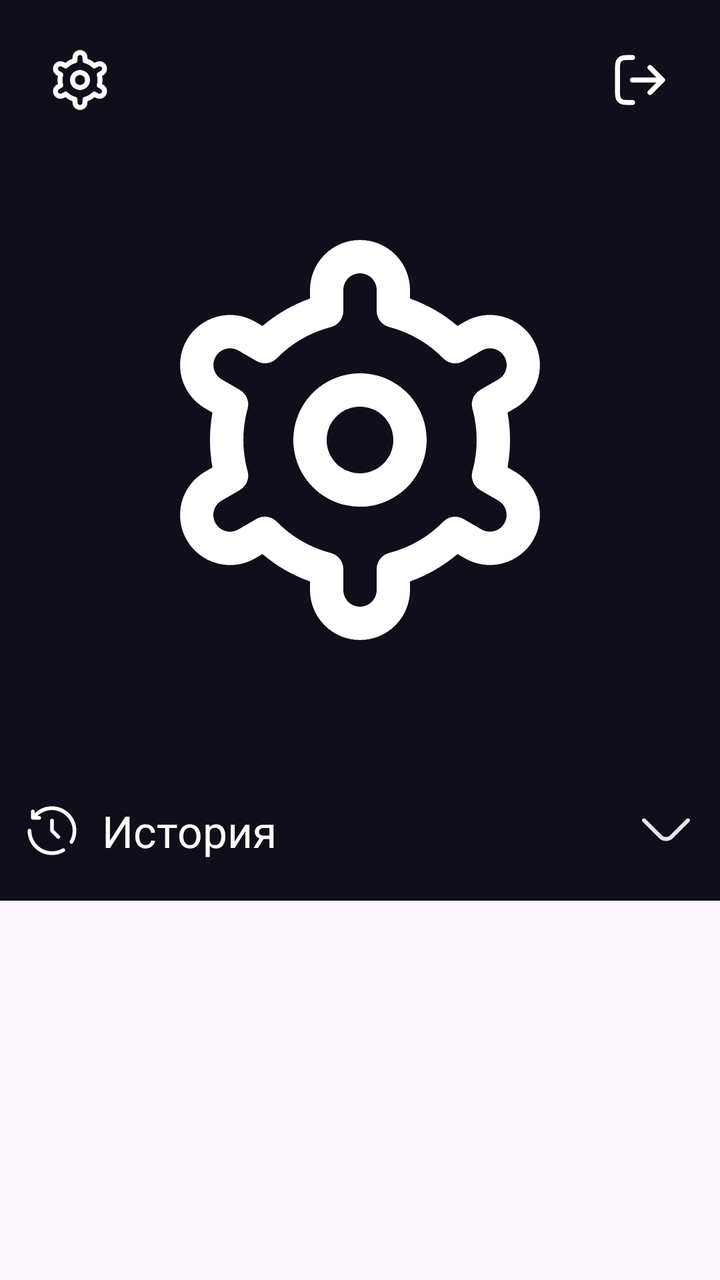
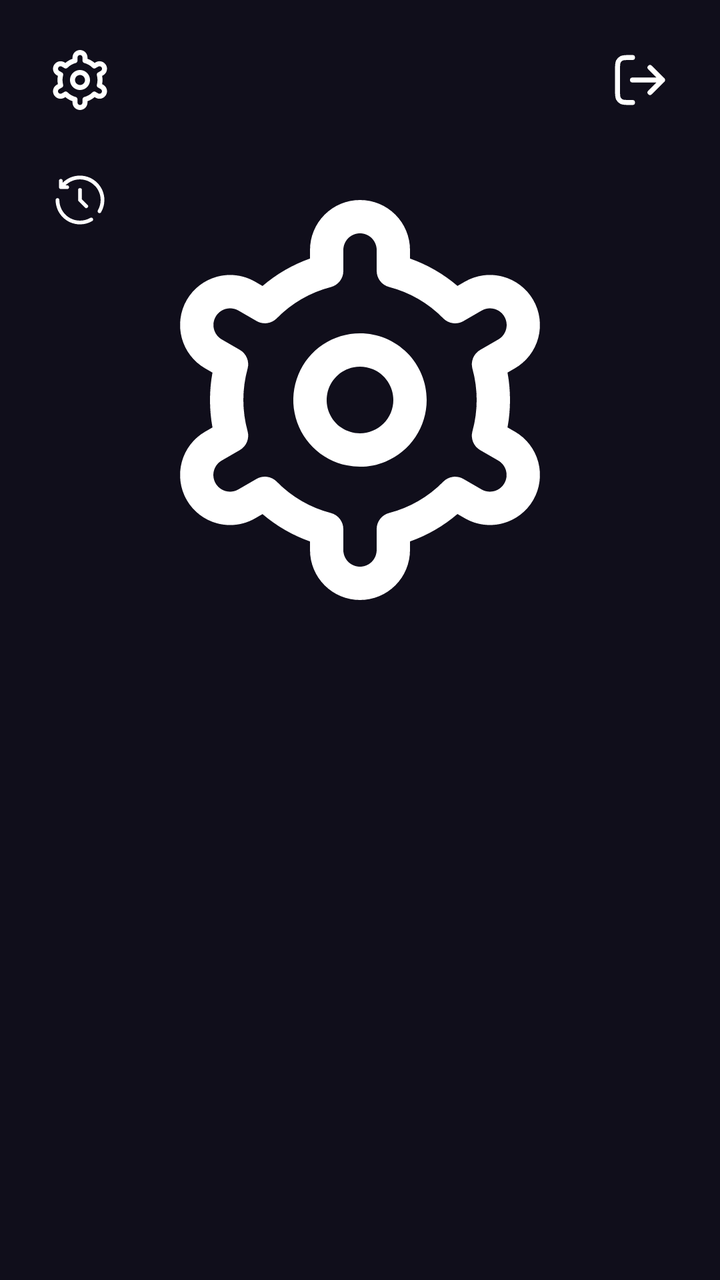

Screens rendered from an Android XML layout before and after an edit, with the pre-edit source and the edit as a unified diff.
<!-- AndroidManifest.xml: application theme Theme.WorldRadio -->
<!-- res/layout/fragment_settings.xml -->
<?xml version="1.0" encoding="utf-8"?>
<FrameLayout xmlns:android="http://schemas.android.com/apk/res/android"
    xmlns:app="http://schemas.android.com/apk/res-auto"
    xmlns:tools="http://schemas.android.com/tools"
    android:layout_width="match_parent"
    android:layout_height="match_parent"
    tools:context=".ui.fragments.main.SettingsFragment">


    <ScrollView
        android:layout_width="match_parent"
        android:layout_height="match_parent">

        <androidx.constraintlayout.widget.ConstraintLayout
            android:layout_width="match_parent"
            android:layout_height="match_parent"
            android:background="@color/background">


            <TextView
                android:id="@+id/nameAccountView"
                android:layout_width="wrap_content"
                android:layout_height="wrap_content"
                android:layout_marginTop="20dp"
                android:gravity="center_vertical"
                android:textSize="30sp"
                app:layout_constraintEnd_toEndOf="@+id/imageView9"
                app:layout_constraintStart_toStartOf="@+id/imageView9"
                app:layout_constraintTop_toBottomOf="@+id/imageView9" />

            <androidx.constraintlayout.widget.ConstraintLayout
                android:id="@+id/history_button"
                android:layout_width="match_parent"
                android:layout_height="50dp"
                android:layout_marginStart="1dp"
                android:layout_marginTop="10dp"
                android:layout_marginEnd="5dp"
                app:layout_constraintEnd_toEndOf="parent"
                app:layout_constraintStart_toStartOf="parent"
                app:layout_constraintTop_toBottomOf="@+id/nameAccountView">

                <ImageView
                    android:id="@+id/imageView5"
                    android:layout_width="wrap_content"
                    android:layout_height="wrap_content"
                    android:layout_marginStart="10dp"
                    android:src="@drawable/history"
                    app:layout_constraintBottom_toBottomOf="parent"
                    app:layout_constraintStart_toStartOf="parent"
                    app:layout_constraintTop_toTopOf="parent">

                </ImageView>

                <TextView
                    android:id="@+id/jgasdlgknagjaibslkGNVKSKHFVKDbkJJDNSglkjz"
                    android:layout_width="0dp"
                    android:layout_height="wrap_content"
                    android:layout_marginStart="10dp"
                    android:layout_marginEnd="10dp"
                    android:layout_weight="1"
                    android:text="История"
                    android:textColor="@color/white"
                    android:textFontWeight="@integer/material_motion_duration_long_2"
                    android:textSize="22sp"
                    app:layout_constraintBottom_toBottomOf="parent"
                    app:layout_constraintEnd_toStartOf="@+id/group_arrow"
                    app:layout_constraintStart_toEndOf="@+id/imageView5"
                    app:layout_constraintTop_toTopOf="parent" />

                <ImageView
                    android:id="@+id/group_arrow"
                    android:layout_width="24dp"
                    android:layout_height="24dp"
                    android:layout_marginEnd="10dp"
                    android:src="@drawable/collapsed"
                    app:layout_constraintBottom_toBottomOf="parent"
                    app:layout_constraintEnd_toEndOf="parent"
                    app:layout_constraintTop_toTopOf="parent" />

            </androidx.constraintlayout.widget.ConstraintLayout>

            <androidx.recyclerview.widget.RecyclerView
                android:id="@+id/recyclerView_Settings"
                android:layout_width="0dp"
                android:layout_height="wrap_content"
                android:layout_marginTop="10dp"
                app:layout_constraintEnd_toEndOf="parent"
                app:layout_constraintHorizontal_bias="1.0"
                app:layout_constraintStart_toStartOf="parent"
                app:layout_constraintTop_toBottomOf="@+id/history_button" />

            <TextView
                android:id="@+id/text_loading_Settings"
                android:layout_width="wrap_content"
                android:layout_height="wrap_content"
                android:layout_marginStart="5dp"
                android:visibility="invisible"
                app:layout_constraintBottom_toBottomOf="@+id/progressBar_Settings"
                app:layout_constraintStart_toEndOf="@+id/progressBar_Settings"
                app:layout_constraintTop_toTopOf="@+id/progressBar_Settings" />

            <ProgressBar
                android:id="@+id/progressBar_Settings"
                style="?android:attr/progressBarStyleHorizontal"
                android:layout_width="0dp"
                android:layout_height="wrap_content"
                android:max="100"
                android:min="0"
                android:visibility="invisible"
                tools:layout_editor_absoluteX="351dp"
                tools:layout_editor_absoluteY="239dp" />

            <ImageView
                android:id="@+id/edit_user_settings"
                android:layout_width="wrap_content"
                android:layout_height="wrap_content"
                android:layout_marginStart="15dp"
                android:layout_marginTop="15dp"
                android:padding="10dp"
                android:src="@drawable/fi_rr_settings"
                app:layout_constraintStart_toStartOf="parent"
                app:layout_constraintTop_toTopOf="parent" />

            <ImageView
                android:id="@+id/log_out_settings"
                android:layout_width="wrap_content"
                android:layout_height="wrap_content"
                android:layout_marginTop="15dp"
                android:layout_marginEnd="15dp"
                android:padding="10dp"
                android:src="@drawable/log_out"
                app:layout_constraintEnd_toEndOf="parent"
                app:layout_constraintTop_toTopOf="parent" />

            <ImageView
                android:id="@+id/imageView9"
                android:layout_width="200dp"
                android:layout_height="200dp"
                android:layout_marginTop="120dp"
                android:src="@drawable/fi_rr_settings"
                app:layout_constraintEnd_toEndOf="parent"
                app:layout_constraintStart_toStartOf="parent"
                app:layout_constraintTop_toTopOf="parent" />

        </androidx.constraintlayout.widget.ConstraintLayout>
    </ScrollView>


</FrameLayout>
<!-- resources referenced by this layout -->
<resources>
  <color name="background">#100E1B</color>
  <color name="white">#FFFFFF</color>
  <!-- drawable collapsed (drawable) -->
  <vector xmlns:android="http://schemas.android.com/apk/res/android"
      android:width="24dp"
      android:height="24dp"
      android:viewportWidth="24"
      android:viewportHeight="24">
    <group>
      <clip-path
          android:pathData="M0,0h24v24h-24z"/>
      <path
          android:pathData="M12,17.17C11.343,17.171 10.692,17.043 10.085,16.792C9.477,16.542 8.925,16.174 8.46,15.71L0.29,7.54C0.102,7.352 -0.004,7.096 -0.004,6.83C-0.004,6.564 0.102,6.308 0.29,6.12C0.478,5.932 0.734,5.826 1,5.826C1.266,5.826 1.522,5.932 1.71,6.12L9.88,14.29C10.443,14.852 11.205,15.167 12,15.167C12.795,15.167 13.558,14.852 14.12,14.29L22.29,6.12C22.479,5.932 22.734,5.826 23,5.826C23.267,5.826 23.522,5.932 23.71,6.12C23.899,6.308 24.004,6.564 24.004,6.83C24.004,7.096 23.899,7.352 23.71,7.54L15.54,15.71C15.075,16.174 14.523,16.542 13.915,16.792C13.308,17.043 12.657,17.171 12,17.17Z"
          android:fillColor="#E5E5E5"/>
    </group>
  </vector>
  <!-- drawable fi_rr_settings: vector/xml drawable (drawable, 5266 chars, omitted) -->
  <!-- drawable history (drawable) -->
  <vector xmlns:android="http://schemas.android.com/apk/res/android" android:height="30dp" android:viewportHeight="24" android:viewportWidth="24" android:width="30dp">
        
      <path android:fillColor="#00000000" android:pathData="M12,8V12L14.5,14.5" android:strokeColor="#ffffff" android:strokeLineCap="round" android:strokeLineJoin="round" android:strokeWidth="1.5"/>
        
      <path android:fillColor="#ffffff" android:pathData="M5.604,5.604L5.074,5.074V5.074L5.604,5.604ZM4.338,6.871L3.588,6.874C3.59,7.286 3.923,7.619 4.334,7.621L4.338,6.871ZM6.88,7.633C7.294,7.635 7.631,7.301 7.633,6.887C7.635,6.473 7.301,6.135 6.887,6.133L6.88,7.633ZM5.075,4.321C5.073,3.907 4.735,3.573 4.321,3.575C3.907,3.577 3.573,3.915 3.575,4.329L5.075,4.321ZM3.75,12C3.75,11.586 3.414,11.25 3,11.25C2.586,11.25 2.25,11.586 2.25,12H3.75ZM16.875,20.445C17.234,20.238 17.357,19.779 17.149,19.42C16.942,19.062 16.483,18.939 16.125,19.147L16.875,20.445ZM19.147,16.125C18.939,16.483 19.062,16.942 19.42,17.149C19.779,17.357 20.238,17.234 20.445,16.875L19.147,16.125ZM5.14,5.071C4.846,5.363 4.844,5.838 5.135,6.132C5.426,6.426 5.901,6.429 6.196,6.137L5.14,5.071ZM18.862,5.138C15.042,1.318 8.869,1.279 5.074,5.074L6.135,6.135C9.334,2.935 14.557,2.954 17.802,6.199L18.862,5.138ZM5.074,5.074L3.808,6.34L4.868,7.401L6.135,6.135L5.074,5.074ZM4.334,7.621L6.88,7.633L6.887,6.133L4.342,6.121L4.334,7.621ZM5.088,6.867L5.075,4.321L3.575,4.329L3.588,6.874L5.088,6.867ZM12,3.75C16.556,3.75 20.25,7.444 20.25,12H21.75C21.75,6.615 17.385,2.25 12,2.25V3.75ZM12,20.25C7.444,20.25 3.75,16.556 3.75,12H2.25C2.25,17.385 6.615,21.75 12,21.75V20.25ZM16.125,19.147C14.912,19.848 13.504,20.25 12,20.25V21.75C13.775,21.75 15.441,21.275 16.875,20.445L16.125,19.147ZM20.25,12C20.25,13.504 19.848,14.912 19.147,16.125L20.445,16.875C21.275,15.441 21.75,13.775 21.75,12H20.25ZM6.196,6.137C7.687,4.661 9.736,3.75 12,3.75V2.25C9.325,2.25 6.901,3.328 5.14,5.071L6.196,6.137Z"/>
      
  </vector>
  <!-- drawable log_out (drawable) -->
  <vector xmlns:android="http://schemas.android.com/apk/res/android" android:height="30dp" android:viewportHeight="24" android:viewportWidth="24" android:width="30dp">
        
      <path android:fillColor="#00000000" android:pathData="M16,17L21,12M21,12L16,7M21,12H9M9,3H7.8C6.12,3 5.28,3 4.638,3.327C4.074,3.615 3.615,4.074 3.327,4.638C3,5.28 3,6.12 3,7.8V16.2C3,17.88 3,18.72 3.327,19.362C3.615,19.927 4.074,20.385 4.638,20.673C5.28,21 6.12,21 7.8,21H9" android:strokeColor="#ffffff" android:strokeLineCap="round" android:strokeLineJoin="round" android:strokeWidth="2"/>
      
  </vector>
  <style name="Theme.WorldRadio" parent="Base.Theme.WorldRadio" />
  <style name="Base.Theme.WorldRadio" parent="Theme.Material3.DayNight.NoActionBar">
          
          
      </style>
</resources>

<!-- the commit's change to res/layout/fragment_settings.xml (unified diff, before → after) -->
@@ -1,21 +1,25 @@
 <?xml version="1.0" encoding="utf-8"?>
-<FrameLayout xmlns:android="http://schemas.android.com/apk/res/android"
+<androidx.constraintlayout.widget.ConstraintLayout xmlns:android="http://schemas.android.com/apk/res/android"
     xmlns:app="http://schemas.android.com/apk/res-auto"
     xmlns:tools="http://schemas.android.com/tools"
     android:layout_width="match_parent"
     android:layout_height="match_parent"
+    android:background="@color/background"
     tools:context=".ui.fragments.main.SettingsFragment">
 
-
+    
     <ScrollView
-        android:layout_width="match_parent"
-        android:layout_height="match_parent">
+        android:id="@+id/scroll_header"
+        android:layout_width="0dp"
+        android:layout_height="wrap_content"
+        android:fillViewport="true"
+        app:layout_constraintTop_toTopOf="parent"
+        app:layout_constraintStart_toStartOf="parent"
+        app:layout_constraintEnd_toEndOf="parent">
 
         <androidx.constraintlayout.widget.ConstraintLayout
             android:layout_width="match_parent"
-            android:layout_height="match_parent"
-            android:background="@color/background">
-
+            android:layout_height="wrap_content">
 
             <TextView
                 android:id="@+id/nameAccountView"
@@ -28,87 +32,35 @@
                 app:layout_constraintStart_toStartOf="@+id/imageView9"
                 app:layout_constraintTop_toBottomOf="@+id/imageView9" />
 
-            <androidx.constraintlayout.widget.ConstraintLayout
-                android:id="@+id/history_button"
-                android:layout_width="match_parent"
-                android:layout_height="50dp"
-                android:layout_marginStart="1dp"
-                android:layout_marginTop="10dp"
-                android:layout_marginEnd="5dp"
-                app:layout_constraintEnd_toEndOf="parent"
-                app:layout_constraintStart_toStartOf="parent"
-                app:layout_constraintTop_toBottomOf="@+id/nameAccountView">
-
-                <ImageView
-                    android:id="@+id/imageView5"
-                    android:layout_width="wrap_content"
-                    android:layout_height="wrap_content"
-                    android:layout_marginStart="10dp"
-                    android:src="@drawable/history"
-                    app:layout_constraintBottom_toBottomOf="parent"
-                    app:layout_constraintStart_toStartOf="parent"
-                    app:layout_constraintTop_toTopOf="parent">
-
-                </ImageView>
-
-                <TextView
-                    android:id="@+id/jgasdlgknagjaibslkGNVKSKHFVKDbkJJDNSglkjz"
-                    android:layout_width="0dp"
-                    android:layout_height="wrap_content"
-                    android:layout_marginStart="10dp"
-                    android:layout_marginEnd="10dp"
-                    android:layout_weight="1"
-                    android:text="История"
-                    android:textColor="@color/white"
-                    android:textFontWeight="@integer/material_motion_duration_long_2"
-                    android:textSize="22sp"
-                    app:layout_constraintBottom_toBottomOf="parent"
-                    app:layout_constraintEnd_toStartOf="@+id/group_arrow"
-                    app:layout_constraintStart_toEndOf="@+id/imageView5"
-                    app:layout_constraintTop_toTopOf="parent" />
-
-                <ImageView
-                    android:id="@+id/group_arrow"
-                    android:layout_width="24dp"
-                    android:layout_height="24dp"
-                    android:layout_marginEnd="10dp"
-                    android:src="@drawable/collapsed"
-                    app:layout_constraintBottom_toBottomOf="parent"
-                    app:layout_constraintEnd_toEndOf="parent"
-                    app:layout_constraintTop_toTopOf="parent" />
-
-            </androidx.constraintlayout.widget.ConstraintLayout>
-
-            <androidx.recyclerview.widget.RecyclerView
-                android:id="@+id/recyclerView_Settings"
-                android:layout_width="0dp"
-                android:layout_height="wrap_content"
-                android:layout_marginTop="10dp"
-                app:layout_constraintEnd_toEndOf="parent"
-                app:layout_constraintHorizontal_bias="1.0"
-                app:layout_constraintStart_toStartOf="parent"
-                app:layout_constraintTop_toBottomOf="@+id/history_button" />
-
-            <TextView
-                android:id="@+id/text_loading_Settings"
-                android:layout_width="wrap_content"
-                android:layout_height="wrap_content"
-                android:layout_marginStart="5dp"
-                android:visibility="invisible"
-                app:layout_constraintBottom_toBottomOf="@+id/progressBar_Settings"
-                app:layout_constraintStart_toEndOf="@+id/progressBar_Settings"
-                app:layout_constraintTop_toTopOf="@+id/progressBar_Settings" />
 
             <ProgressBar
                 android:id="@+id/progressBar_Settings"
                 style="?android:attr/progressBarStyleHorizontal"
                 android:layout_width="0dp"
                 android:layout_height="wrap_content"
+                android:layout_marginStart="15dp"
+                android:layout_marginEnd="5dp"
                 android:max="100"
                 android:min="0"
                 android:visibility="invisible"
-                tools:layout_editor_absoluteX="351dp"
-                tools:layout_editor_absoluteY="239dp" />
+                app:layout_constraintStart_toEndOf="@+id/edit_user_settings"
+                app:layout_constraintEnd_toStartOf="@+id/text_loading_Settings"
+                app:layout_constraintTop_toTopOf="@+id/edit_user_settings"
+                app:layout_constraintBottom_toBottomOf="@+id/edit_user_settings"/>
+
+            <TextView
+                android:id="@+id/text_loading_Settings"
+                android:layout_width="wrap_content"
+                android:layout_height="wrap_content"
+                android:layout_marginEnd="5dp"
+                android:layout_marginStart="5dp"
+                android:visibility="invisible"
+                android:textSize="14sp"
+                app:layout_constraintStart_toEndOf="@+id/progressBar_Settings"
+                app:layout_constraintEnd_toStartOf="@id/log_out_settings"
+                app:layout_constraintTop_toTopOf="@+id/progressBar_Settings"
+                app:layout_constraintBottom_toBottomOf="@+id/progressBar_Settings"/>
+
 
             <ImageView
                 android:id="@+id/edit_user_settings"
@@ -136,14 +88,33 @@
                 android:id="@+id/imageView9"
                 android:layout_width="200dp"
                 android:layout_height="200dp"
-                android:layout_marginTop="120dp"
+                android:layout_marginTop="100dp"
                 android:src="@drawable/fi_rr_settings"
                 app:layout_constraintEnd_toEndOf="parent"
                 app:layout_constraintStart_toStartOf="parent"
                 app:layout_constraintTop_toTopOf="parent" />
 
+            <ImageView
+                android:id="@+id/history_button"
+                android:layout_width="wrap_content"
+                android:layout_height="wrap_content"
+                android:layout_marginTop="10dp"
+                android:padding="10dp"
+                android:src="@drawable/history"
+                app:layout_constraintEnd_toEndOf="@+id/edit_user_settings"
+                app:layout_constraintStart_toStartOf="@+id/edit_user_settings"
+                app:layout_constraintTop_toBottomOf="@+id/edit_user_settings" />
+
         </androidx.constraintlayout.widget.ConstraintLayout>
     </ScrollView>
 
-
-</FrameLayout>
+    
+    <androidx.recyclerview.widget.RecyclerView
+        android:id="@+id/recyclerView_Settings"
+        android:layout_width="0dp"
+        android:layout_height="0dp"
+        app:layout_constraintTop_toBottomOf="@id/scroll_header"
+        app:layout_constraintStart_toStartOf="parent"
+        app:layout_constraintEnd_toEndOf="parent"
+        app:layout_constraintBottom_toBottomOf="parent"/>
+</androidx.constraintlayout.widget.ConstraintLayout>
<!-- resource entries referenced after the edit -->
@@ -1,21 +1,6 @@
 <!-- resources referenced by this layout -->
 <resources>
   <color name="background">#100E1B</color>
-  <color name="white">#FFFFFF</color>
-  <!-- drawable collapsed (drawable) -->
-  <vector xmlns:android="http://schemas.android.com/apk/res/android"
-      android:width="24dp"
-      android:height="24dp"
-      android:viewportWidth="24"
-      android:viewportHeight="24">
-    <group>
-      <clip-path
-          android:pathData="M0,0h24v24h-24z"/>
-      <path
-          android:pathData="M12,17.17C11.343,17.171 10.692,17.043 10.085,16.792C9.477,16.542 8.925,16.174 8.46,15.71L0.29,7.54C0.102,7.352 -0.004,7.096 -0.004,6.83C-0.004,6.564 0.102,6.308 0.29,6.12C0.478,5.932 0.734,5.826 1,5.826C1.266,5.826 1.522,5.932 1.71,6.12L9.88,14.29C10.443,14.852 11.205,15.167 12,15.167C12.795,15.167 13.558,14.852 14.12,14.29L22.29,6.12C22.479,5.932 22.734,5.826 23,5.826C23.267,5.826 23.522,5.932 23.71,6.12C23.899,6.308 24.004,6.564 24.004,6.83C24.004,7.096 23.899,7.352 23.71,7.54L15.54,15.71C15.075,16.174 14.523,16.542 13.915,16.792C13.308,17.043 12.657,17.171 12,17.17Z"
-          android:fillColor="#E5E5E5"/>
-    </group>
-  </vector>
   <!-- drawable fi_rr_settings: vector/xml drawable (drawable, 5266 chars, omitted) -->
   <!-- drawable history (drawable) -->
   <vector xmlns:android="http://schemas.android.com/apk/res/android" android:height="30dp" android:viewportHeight="24" android:viewportWidth="24" android:width="30dp">
